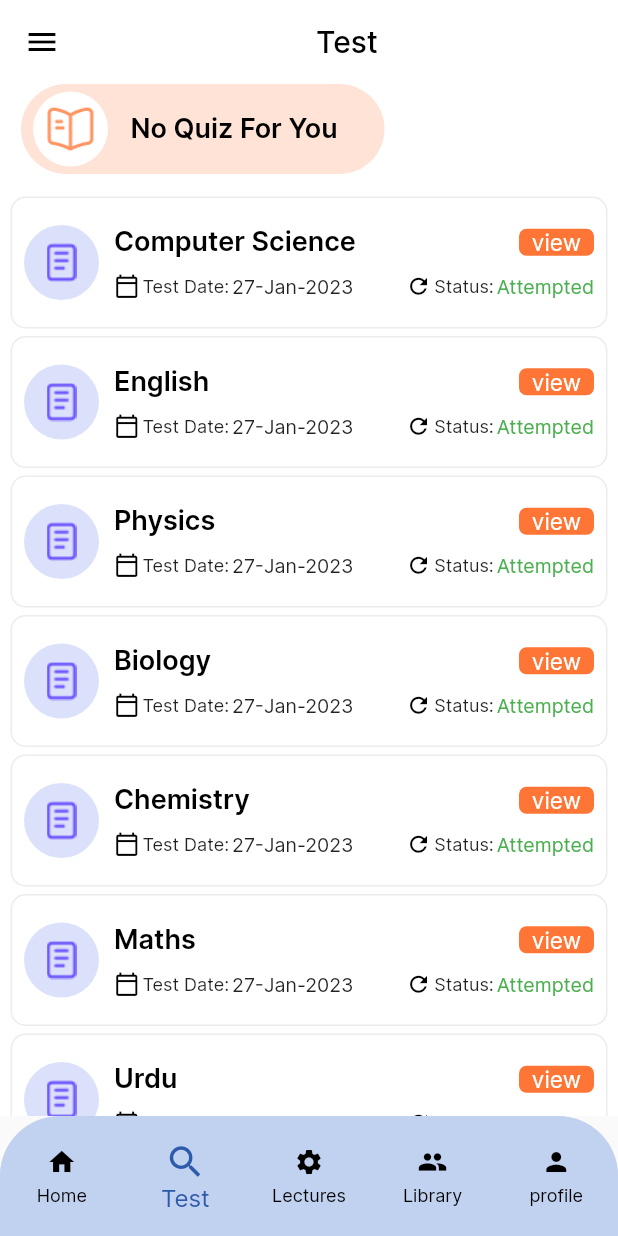
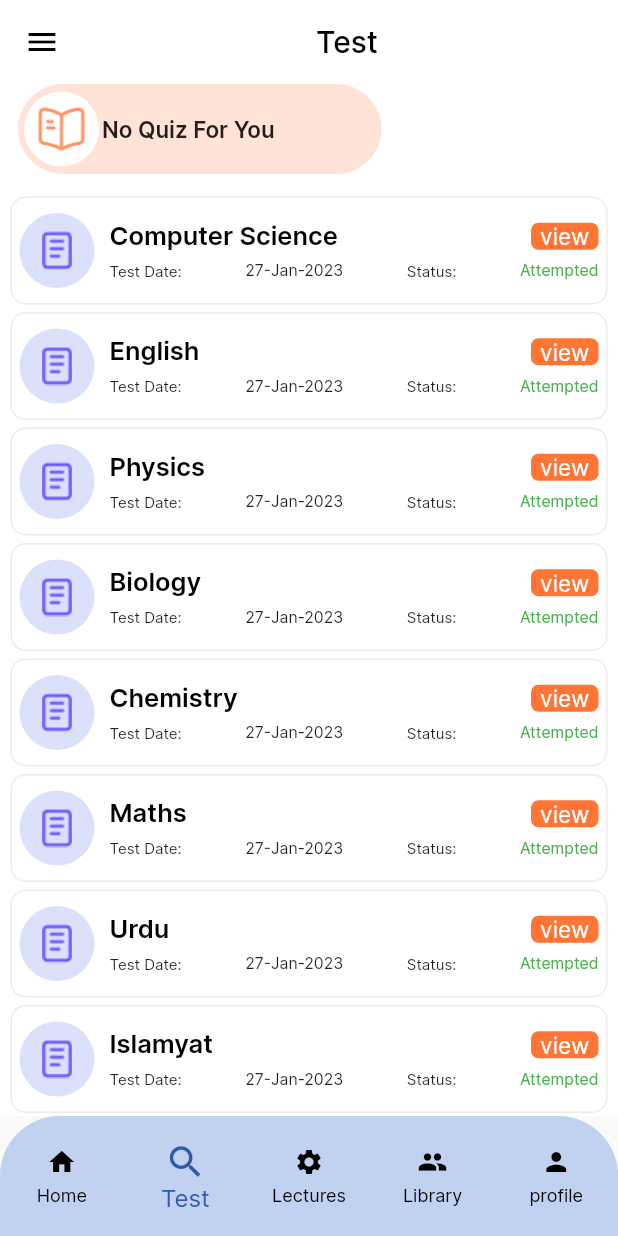
Before and after one commit to flutternoor/pms_projects, a Flutter app: the screen it shows after launch, item 2 of the bottom bar chosen, on a phone screen of 412 x 824 dp. Run offline on Flutter 3.47's test engine with Material 2 defaults, Android fonts, the phone set to English and light mode, and no system bars.

Commit message:
full responsive

```diff
--- a/lib/constants/constants.dart
+++ b/lib/constants/constants.dart
@@ -1,6 +1,6 @@
 import 'package:flutter/material.dart';
 
-  const  kTextStyle = TextStyle(color: Colors.black,fontWeight: FontWeight.w600,fontSize: 18) ;
+  const  kTextStyle = TextStyle(color: Colors.black,fontWeight: FontWeight.w600,fontSize: 17) ;
   const kBlueColor = Color(0xff4C69E6);
   const kLightBlueColor = Color(0xff3E8DFD);
   const kGreenColor = Color(0xff37C396);
--- a/lib/ui/library_screen/library_screen.dart
+++ b/lib/ui/library_screen/library_screen.dart
@@ -18,7 +18,7 @@ class LibraryScreen extends StatelessWidget {
       ),
       body: SingleChildScrollView(
         child: Padding(
-          padding: const EdgeInsets.all(12.0),
+          padding: const EdgeInsets.all(10.0),
           child: Column(
             children: [
               const SizedBox(height: 5,),
--- a/lib/ui/profile_screen/profile_screen.dart
+++ b/lib/ui/profile_screen/profile_screen.dart
@@ -22,7 +22,8 @@ class ProfileScreen extends StatelessWidget {
         backgroundColor: Colors.orange,
 
       ),
-      body: Column(
+      body: SingleChildScrollView(
+        child: Column(
           children: [
             Container(
               width: double.infinity,
@@ -69,6 +70,7 @@ class ProfileScreen extends StatelessWidget {
 
 
           ],
+        ),
       )
     );
   }
--- a/lib/ui/text_screen/text_screen.dart
+++ b/lib/ui/text_screen/text_screen.dart
@@ -31,7 +31,7 @@ class TextScreen extends StatelessWidget {
             children: [
               ///NO Quiz For You Container
               Padding(
-                padding: const EdgeInsets.symmetric(horizontal: 7.0),
+                padding: const EdgeInsets.symmetric(horizontal: 5.0),
                 child: Container(
                   height: 60,
                   width: MediaQuery.of(context).size.width/1.7,
@@ -43,7 +43,7 @@ class TextScreen extends StatelessWidget {
                   child: Row(
                     children: [
                       Padding(
-                        padding: const EdgeInsets.only(left: 8.0),
+                        padding: const EdgeInsets.only(left: 4.0),
                         child: Container(
                           height: 50,
                           width: 50,
@@ -57,8 +57,8 @@ class TextScreen extends StatelessWidget {
                           ),
                         ),
                       ),
-                      const SizedBox(width: 15),
-                      const Text('No Quiz For You',style: kTextStyle,)
+                      const SizedBox(width: 2),
+                      const Text('No Quiz For You',style: TextStyle(fontSize: 15,fontWeight: FontWeight.w600),)
 
                     ],
                   ),
--- a/lib/widgets/subject_details_widgets.dart
+++ b/lib/widgets/subject_details_widgets.dart
@@ -11,14 +11,14 @@ class SubjectDetailsWidgets extends StatelessWidget {
   @override
   Widget build(BuildContext context) {
     return Container(
-      padding: const EdgeInsets.symmetric(vertical: 10,),
+      padding: const EdgeInsets.symmetric(vertical: 5,),
       decoration: BoxDecoration(
           borderRadius: BorderRadius.circular(10),
           border: Border.all(width: 1,color: Colors.grey.withOpacity(.2))
 
       ),
       child: Padding(
-        padding: const EdgeInsets.all(8.0),
+        padding: const EdgeInsets.all(5.0),
         child: Row(
           children: [
             ///Container For Subject Image
@@ -43,7 +43,7 @@ class SubjectDetailsWidgets extends StatelessWidget {
                     children: [
                       Text(subjectName.toString(),style: kTextStyle),
                       Container(
-                                  width: 50,
+                                  width: 45,
                                   decoration: BoxDecoration(
                                       borderRadius: BorderRadius.circular(5),
                                       color: kAppColor
@@ -52,31 +52,22 @@ class SubjectDetailsWidgets extends StatelessWidget {
                                 ),
                     ],
                   ),
-                  const SizedBox(height: 10,),
+                  const SizedBox(height: 6,),
                   ///Row for Icons And Texts
                   Row(
                     mainAxisAlignment: MainAxisAlignment.spaceBetween,
                     children: [
-                      Row(
-                        children: const [
-                          Icon(Icons.calendar_today_outlined,size: 17,color: Colors.black,),
-                          SizedBox(width: 2,),
-                          Text('Test Date:',style: TextStyle(fontSize: 12),),
-                          SizedBox(width: 2,),
-                          Text('27-Jan-2023',style: TextStyle(fontSize: 13),),
-                        ],
-                      ),
 
-                      Row(
-                        children: const [
+                          Text('Test Date:',style: TextStyle(fontSize: 10),),
 
-                          Icon(Icons.refresh,size: 17,color: Colors.black,),
-                          SizedBox(width: 2,),
-                          Text('Status:',style: TextStyle(fontSize: 12),),
-                          SizedBox(width: 2,),
-                          Text('Attempted',style: TextStyle(fontSize: 13,color: Colors.green),)
-                        ],
-                      ),
+                          Text('27-Jan-2023',style: TextStyle(fontSize: 10.5),),
+
+
+
+
+                          Text('Status:',style: TextStyle(fontSize: 10),),
+                          Text('Attempted',style: TextStyle(fontSize: 10.5,color: Colors.green),)
+
 
 
                     ],
```
Also changed, not shown: lib/ui/home_screen/home_screen.dart (+9 -20 lines), lib/ui/home_screen/subject_screen/subject_screen.dart (+5 -3 lines), lib/ui/lectures_screen/zoom_lectures/zoom_lectures.dart (+15 -17 lines), lib/widgets/lbrary_screen_container_widget.dart (+5 -6 lines), lib/widgets/zoom_lectures_container_widget.dart (+9 -9 lines). Lines whose indentation alone changed are shown as unchanged.
